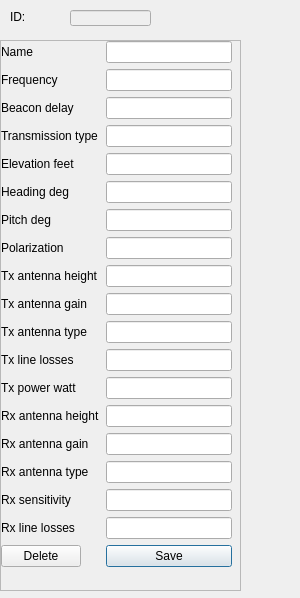
First picture: the form in FGPropagationTool/groundstationform.ui, repository QDeltaSoft/qradiopredict, before the edit.
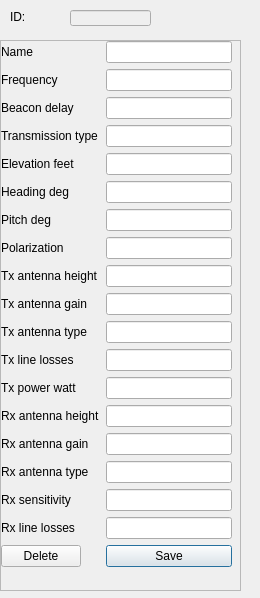
Second picture: the form after the edit.

Commit message: Properly placed widgets, tabified docked

Diff of the .ui file:
```diff
--- a/FGPropagationTool/groundstationform.ui
+++ b/FGPropagationTool/groundstationform.ui
@@ -6,13 +6,13 @@
    <rect>
     <x>0</x>
     <y>0</y>
-    <width>300</width>
+    <width>260</width>
     <height>598</height>
    </rect>
   </property>
   <property name="minimumSize">
    <size>
-    <width>300</width>
+    <width>260</width>
     <height>300</height>
    </size>
   </property>
```
The commit also changes 3 other files.
